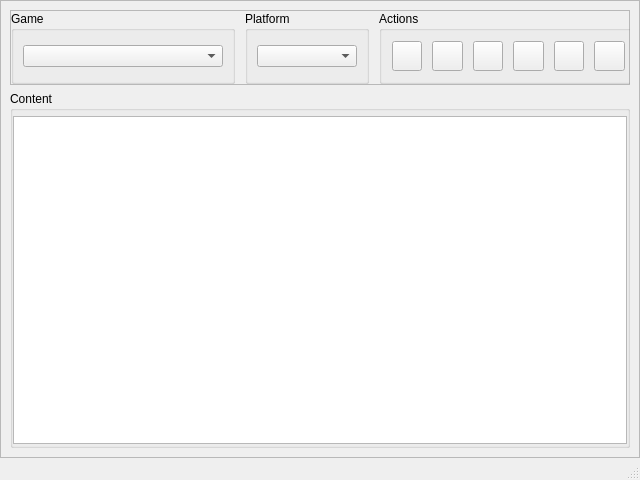
This is ui/views/MainWindow.ui in ascomods/game-assets-converter as Qt 5 draws it before an edit. The edited form follows.
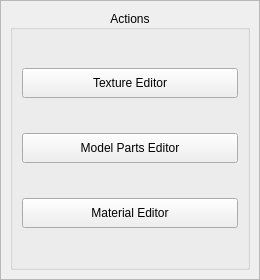
This is the edited form. Icons and pictures are not drawn.

Commit message: Working on Material editor and Texture editor

The edit to the form file:
```diff
--- a/ui/views/MainWindow.ui
+++ b/ui/views/MainWindow.ui
@@ -6,8 +6,8 @@
    <rect>
     <x>0</x>
     <y>0</y>
-    <width>640</width>
-    <height>480</height>
+    <width>260</width>
+    <height>280</height>
    </rect>
   </property>
   <property name="sizePolicy">
@@ -18,14 +18,14 @@
   </property>
   <property name="minimumSize">
    <size>
-    <width>640</width>
-    <height>480</height>
+    <width>260</width>
+    <height>280</height>
    </size>
   </property>
   <property name="maximumSize">
    <size>
-    <width>16777215</width>
-    <height>16777215</height>
+    <width>260</width>
+    <height>280</height>
    </size>
   </property>
   <property name="windowTitle">
@@ -158,15 +158,6 @@
      <number>0</number>
     </property>
     <item>
-     <widget class="QFrame" name="frame_2">
-      <property name="frameShape">
-       <enum>QFrame::StyledPanel</enum>
-      </property>
-      <property name="frameShadow">
-       <enum>QFrame::Raised</enum>
-      </property>
-      <layout class="QVBoxLayout" name="verticalLayout">
-       <item>
         <widget class="QFrame" name="frame">
          <property name="frameShape">
           <enum>QFrame::StyledPanel</enum>
@@ -174,115 +165,24 @@
          <property name="frameShadow">
           <enum>QFrame::Raised</enum>
          </property>
-         <layout class="QHBoxLayout" name="horizontalLayout_3">
-          <property name="spacing">
-           <number>0</number>
-          </property>
-          <property name="leftMargin">
-           <number>0</number>
-          </property>
-          <property name="topMargin">
-           <number>0</number>
-          </property>
-          <property name="rightMargin">
-           <number>0</number>
-          </property>
-          <property name="bottomMargin">
-           <number>0</number>
-          </property>
-          <item>
-           <widget class="QGroupBox" name="gameGrpBox">
-            <property name="minimumSize">
-             <size>
-              <width>0</width>
-              <height>0</height>
-             </size>
-            </property>
-            <property name="title">
-             <string>Game</string>
-            </property>
-            <layout class="QHBoxLayout" name="horizontalLayout_2">
-             <item>
-              <widget class="QComboBox" name="gameCmbBox">
-               <property name="minimumSize">
-                <size>
-                 <width>200</width>
-                 <height>0</height>
-                </size>
-               </property>
-              </widget>
-             </item>
-            </layout>
-           </widget>
-          </item>
-          <item>
-           <spacer name="horizontalSpacer">
-            <property name="orientation">
-             <enum>Qt::Horizontal</enum>
-            </property>
-            <property name="sizeType">
-             <enum>QSizePolicy::Fixed</enum>
-            </property>
-            <property name="sizeHint" stdset="0">
-             <size>
-              <width>10</width>
-              <height>20</height>
-             </size>
-            </property>
-           </spacer>
-          </item>
-          <item>
-           <widget class="QGroupBox" name="platformGrpBox">
-            <property name="title">
-             <string>Platform</string>
-            </property>
-            <layout class="QHBoxLayout" name="horizontalLayout_4">
-             <item>
-              <widget class="QComboBox" name="platformCmbBox">
-               <property name="minimumSize">
-                <size>
-                 <width>100</width>
-                 <height>0</height>
-                </size>
-               </property>
-              </widget>
-             </item>
-            </layout>
-           </widget>
-          </item>
-          <item>
-           <spacer name="horizontalSpacer_2">
-            <property name="orientation">
-             <enum>Qt::Horizontal</enum>
-            </property>
-            <property name="sizeType">
-             <enum>QSizePolicy::Fixed</enum>
-            </property>
-            <property name="sizeHint" stdset="0">
-             <size>
-              <width>10</width>
-              <height>20</height>
-             </size>
-            </property>
-           </spacer>
-          </item>
+      <layout class="QHBoxLayout" name="horizontalLayout">
           <item>
            <widget class="QGroupBox" name="actionsGrpBox">
             <property name="sizePolicy">
-             <sizepolicy hsizetype="Maximum" vsizetype="Preferred">
+          <sizepolicy hsizetype="Minimum" vsizetype="Minimum">
               <horstretch>0</horstretch>
               <verstretch>0</verstretch>
              </sizepolicy>
             </property>
             <property name="minimumSize">
              <size>
-              <width>259</width>
+           <width>0</width>
               <height>0</height>
              </size>
             </property>
             <property name="maximumSize">
              <size>
-              <width>259</width>
+           <width>16777215</width>
               <height>16777215</height>
              </size>
             </property>
@@ -292,27 +192,15 @@
             <property name="title">
              <string>Actions</string>
             </property>
-            <layout class="QHBoxLayout" name="horizontalLayout">
-             <property name="spacing">
-              <number>10</number>
-             </property>
+         <property name="alignment">
+          <set>Qt::AlignCenter</set>
+         </property>
+         <layout class="QVBoxLayout" name="verticalLayout_3">
              <property name="sizeConstraint">
               <enum>QLayout::SetDefaultConstraint</enum>
              </property>
-             <property name="leftMargin">
-              <number>10</number>
-             </property>
-             <property name="topMargin">
-              <number>10</number>
-             </property>
-             <property name="rightMargin">
-              <number>10</number>
-             </property>
-             <property name="bottomMargin">
-              <number>10</number>
-             </property>
              <item>
-              <widget class="QPushButton" name="openBtn">
+           <widget class="QPushButton" name="textureBtn">
                <property name="sizePolicy">
                 <sizepolicy hsizetype="Minimum" vsizetype="Fixed">
                  <horstretch>0</horstretch>
@@ -321,7 +209,7 @@
                </property>
                <property name="minimumSize">
                 <size>
-                 <width>30</width>
+              <width>150</width>
                  <height>30</height>
                 </size>
                </property>
@@ -338,64 +226,31 @@
                 <string/>
                </property>
                <property name="text">
-                <string/>
+             <string>Texture Editor</string>
                </property>
               </widget>
              </item>
              <item>
-              <widget class="QPushButton" name="saveBtn">
+           <widget class="QPushButton" name="modelBtn">
                <property name="minimumSize">
                 <size>
-                 <width>30</width>
+              <width>150</width>
                  <height>30</height>
                 </size>
                </property>
-               <property name="text">
-                <string/>
-               </property>
-              </widget>
-             </item>
-             <item>
-              <widget class="QPushButton" name="saveAsBtn">
-               <property name="minimumSize">
+            <property name="maximumSize">
                 <size>
-                 <width>30</width>
-                 <height>30</height>
+              <width>16777215</width>
+              <height>16777215</height>
                 </size>
                </property>
                <property name="text">
-                <string/>
+             <string>Model Parts Editor</string>
                </property>
               </widget>
              </item>
              <item>
-              <widget class="QPushButton" name="disableBtn">
-               <property name="minimumSize">
-                <size>
-                 <width>30</width>
-                 <height>30</height>
-                </size>
-               </property>
-               <property name="text">
-                <string/>
-               </property>
-              </widget>
-             </item>
-             <item>
-              <widget class="QPushButton" name="importBtn">
-               <property name="minimumSize">
-                <size>
-                 <width>30</width>
-                 <height>30</height>
-                </size>
-               </property>
-               <property name="text">
-                <string/>
-               </property>
-              </widget>
-             </item>
-             <item>
-              <widget class="QPushButton" name="exportBtn">
+           <widget class="QPushButton" name="materialBtn">
                <property name="sizePolicy">
                 <sizepolicy hsizetype="Minimum" vsizetype="Fixed">
                  <horstretch>0</horstretch>
@@ -404,7 +259,7 @@
                </property>
                <property name="minimumSize">
                 <size>
-                 <width>30</width>
+              <width>150</width>
                  <height>30</height>
                 </size>
                </property>
@@ -414,76 +269,20 @@
                  <height>16777215</height>
                 </size>
                </property>
-               <property name="text">
+            <property name="toolTip">
                 <string/>
                </property>
-              </widget>
-             </item>
-            </layout>
-           </widget>
-          </item>
-          <item>
-           <spacer name="horizontalSpacer_3">
-            <property name="orientation">
-             <enum>Qt::Horizontal</enum>
+            <property name="whatsThis">
+             <string/>
             </property>
-            <property name="sizeType">
-             <enum>QSizePolicy::Expanding</enum>
+            <property name="layoutDirection">
+             <enum>Qt::LeftToRight</enum>
             </property>
-            <property name="sizeHint" stdset="0">
-             <size>
-              <width>0</width>
-              <height>20</height>
-             </size>
+            <property name="text">
+             <string>Material Editor</string>
             </property>
-           </spacer>
-          </item>
-         </layout>
-        </widget>
-       </item>
-       <item>
-        <widget class="QGroupBox" name="contentGrpBox">
-         <property name="minimumSize">
-          <size>
-           <width>0</width>
-           <height>0</height>
-          </size>
-         </property>
-         <property name="title">
-          <string>Content</string>
-         </property>
-         <layout class="QVBoxLayout" name="verticalLayout_3">
-          <property name="spacing">
-           <number>0</number>
-          </property>
-          <property name="leftMargin">
-           <number>0</number>
-          </property>
-          <property name="topMargin">
-           <number>5</number>
-          </property>
-          <property name="rightMargin">
-           <number>0</number>
-          </property>
-          <property name="bottomMargin">
-           <number>1</number>
-          </property>
-          <item>
-           <widget class="QListView" name="contentListView">
-            <property name="sizePolicy">
-             <sizepolicy hsizetype="Expanding" vsizetype="Expanding">
-              <horstretch>0</horstretch>
-              <verstretch>0</verstretch>
-             </sizepolicy>
-            </property>
-            <property name="editTriggers">
-             <set>QAbstractItemView::NoEditTriggers</set>
-            </property>
-            <property name="selectionMode">
-             <enum>QAbstractItemView::ExtendedSelection</enum>
-            </property>
-           </widget>
-          </item>
+           </widget>
+          </item>
          </layout>
         </widget>
        </item>
@@ -492,7 +291,6 @@
     </item>
    </layout>
   </widget>
-  <widget class="QStatusBar" name="statusbar"/>
  </widget>
  <resources>
   <include location="../resources/resources.qrc"/>
```
Lines whose indentation alone changed are shown as unchanged. The commit also changes 23 other files.
